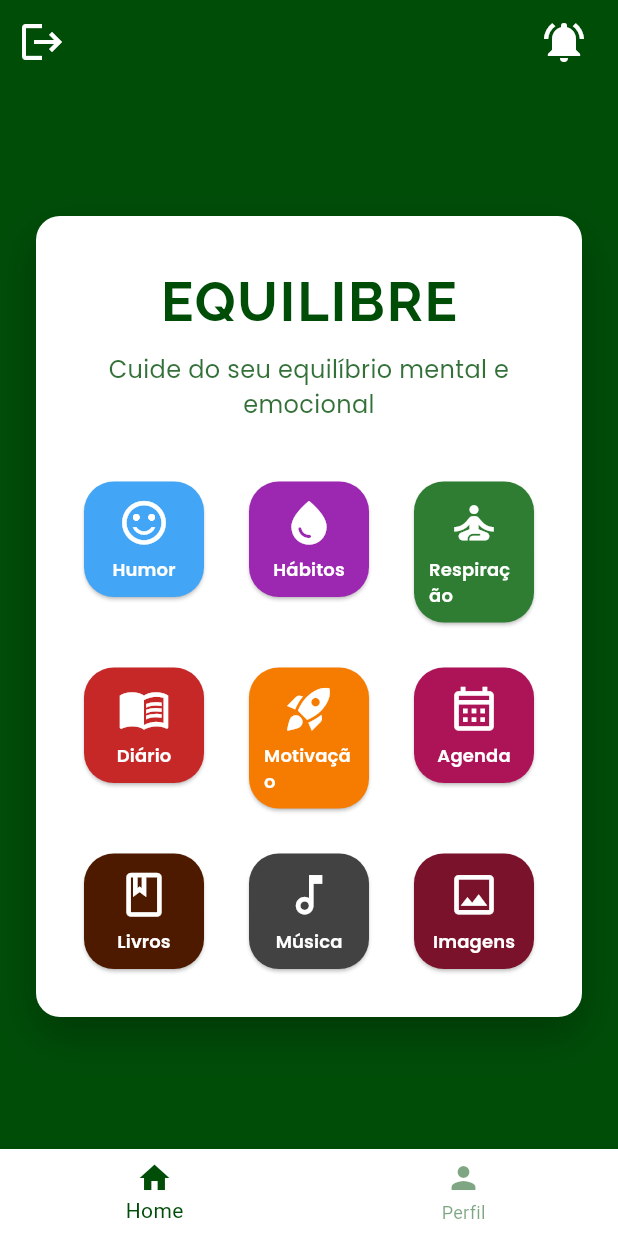
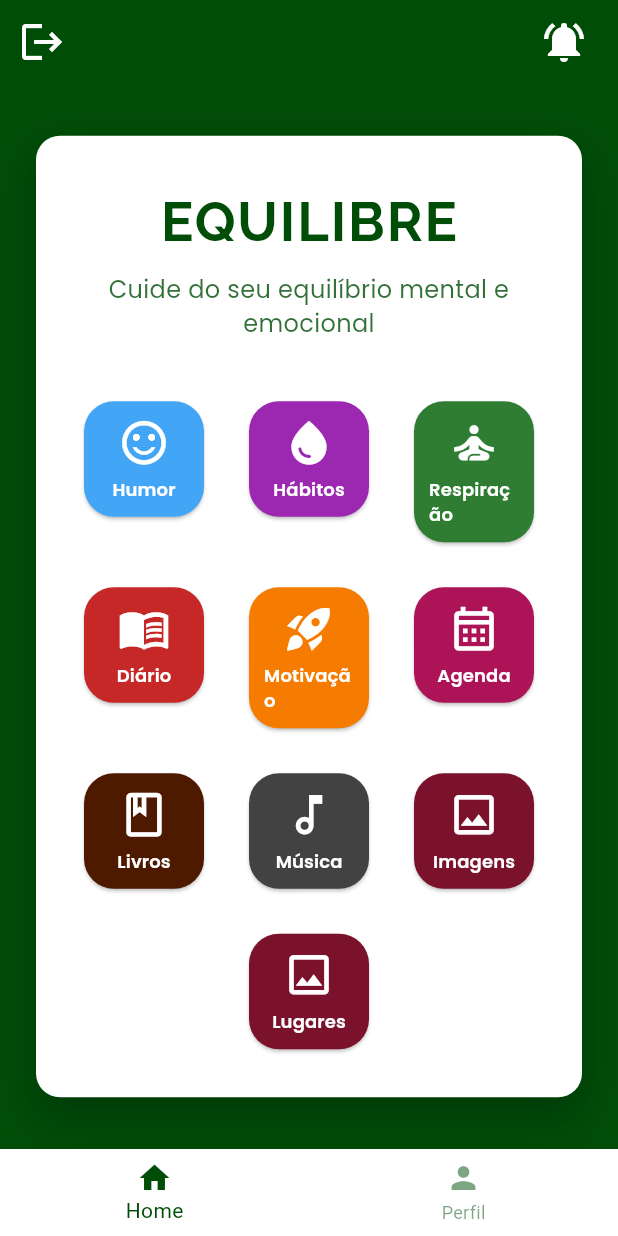
Before and after one commit to LarissaMaria8715/prmoapp, a Flutter app: the HomePage screen opened directly, on a phone screen of 412 x 824 dp. Run offline on Flutter 3.47's test engine with Material 3 defaults, Android fonts, the phone set to English and light mode, and no system bars; our stand-ins replace dio, google_fonts, shared_preferences, sqflite; accounts and stored records are empty; network calls fail.

Commit message:
Versão de desenvolvimento 6.8

```diff
--- a/lib/pages/home_content_page.dart
+++ b/lib/pages/home_content_page.dart
@@ -97,6 +97,9 @@ class HomeContent extends StatelessWidget {
       _actionButton(Icons.image_outlined, 'Imagens', AppColors.darkWine1, () {
         Navigator.push(context, MaterialPageRoute(builder: (_) => CalmaPage()));
       }),
+      _actionButton(Icons.image_outlined, 'Lugares', AppColors.darkWine1, () {
+        Navigator.push(context, MaterialPageRoute(builder: (_) => CalmaPage()));
+      }),
     ];
 
     return LayoutBuilder(
--- a/lib/utils/colors.dart
+++ b/lib/utils/colors.dart
@@ -4,19 +4,7 @@ class AppColors {
   static const white = Color(0xFFFFFFFF);
   static const black = Color(0xFF000000);
 
-  // AZUL CLARO
-  static const lightBlue1 = Color(0xFFE1F5FE);
-  static const lightBlue2 = Color(0xFFB3E5FC);
-  static const lightBlue3 = Color(0xFF81D4FA);
-  static const lightBlue4 = Color(0xFF4FC3F7);
-  static const blue = Color(0xFF03A9F4);
-  static const darkBlue1 = Color(0xFF039BE5);
-  static const darkBlue2 = Color(0xFF0288D1);
-  static const darkBlue3 = Color(0xFF0277BD);
-  static const darkBlue4 = Color(0xFF01579B);
-  static const darkBlue5 = Color(0xFF003157);
-
-  // ROSA
+  // ROSA (LUGARES)
   static const lightPink1 = Color(0xFFF8BBD0);
   static const lightPink2 = Color(0xFFF48FB1);
   static const lightPink3 = Color(0xFFF06292);
@@ -28,17 +16,64 @@ class AppColors {
   static const darkPink4 = Color(0xFF880E4F);
   static const darkPink5 = Color(0xFF54002D);
 
-  // VINHO -
+
+// HOSPITAIS - AZUL TURQUESA
+  static const lightTurquoise1 = Color(0xFFE0F7FA);
+  static const lightTurquoise2 = Color(0xFFB2EBF2);
+  static const lightTurquoise3 = Color(0xFF80DEEA);
+  static const lightTurquoise4 = Color(0xFF4DD0E1);
+  static const turquoise        = Color(0xFF00BCD4);
+  static const darkTurquoise1   = Color(0xFF00ACC1);
+  static const darkTurquoise2   = Color(0xFF0097A7);
+  static const darkTurquoise3   = Color(0xFF00838F);
+  static const darkTurquoise4   = Color(0xFF006064);
+
+
+  // PARQUES - VERDE FOLHA
+  static const lightLeaf1 = Color(0xFFE8F5E9);
+  static const lightLeaf2 = Color(0xFFC8E6C9);
+  static const lightLeaf3 = Color(0xFFA5D6A7);
+  static const lightLeaf4 = Color(0xFF81C784);
+  static const leaf        = Color(0xFF4CAF50);
+  static const darkLeaf1   = Color(0xFF43A047);
+  static const darkLeaf2   = Color(0xFF388E3C);
+  static const darkLeaf3   = Color(0xFF2E7D32);
+  static const darkLeaf4   = Color(0xFF1B5E20);
+
+
+  // RESTAURANTES - LARANJA AVERMELHADO
+  static const lightCoral1 = Color(0xFFFFF3E0);
+  static const lightCoral2 = Color(0xFFFFE0B2);
+  static const lightCoral3 = Color(0xFFFFCC80);
+  static const lightCoral4 = Color(0xFFFFB74D);
+  static const coral       = Color(0xFFFF7043);
+  static const darkCoral1  = Color(0xFFFB8C00);
+  static const darkCoral2  = Color(0xFFF57C00);
+  static const darkCoral3  = Color(0xFFEF6C00);
+  static const darkCoral4  = Color(0xFFE65100);
+
+
+  /// REDES DE APOIO - LAVANDA ROSADO
+  static const lightLavender1 = Color(0xFFF8F4FC);
+  static const lightLavender2 = Color(0xFFEEDCF9);
+  static const lightLavender3 = Color(0xFFDAB6F2);
+  static const lightLavender4 = Color(0xFFC48AE8);
+  static const lavender       = Color(0xFFAB47BC);
+  static const darkLavender1  = Color(0xFF9B3CAB);
+  static const darkLavender2  = Color(0xFF843096);
+  static const darkLavender3  = Color(0xFF6A257D);
+  static const darkLavender4  = Color(0xFF4A155A);
+
+
+  // VINHO - (IMAGEM PAGE)
   static const lightWine0 = Color(0xFFFCF7F8);
   static const lightWine1 = Color(0xFFF8E6E8);
   static const lightWine2 = Color(0xFFE9BFC4);
   static const lightWine3 = Color(0xFFD9949C);
   static const lightWine4 = Color(0xFFC86A74);
-  static const wine       = Color(0xFF8B1430); // tom principal vinho
+  static const wine       = Color(0xFF8B1430);
   static const darkWine1  = Color(0xFF7A122B);
   static const darkWine2  = Color(0xFF661026);
-
-
 
 
   // AZUL ESCURO (HUMOR-PAGE)
@@ -52,6 +87,16 @@ class AppColors {
   static const darkBlueDark3 = Color(0xFF1565C0);
   static const darkBlueDark4 = Color(0xFF0D47A1);
   static const darkBlueDark5 = Color(0xFF002E74);
+  static const lightBlue1 = Color(0xFFE1F5FE);
+  static const lightBlue2 = Color(0xFFB3E5FC);
+  static const lightBlue3 = Color(0xFF81D4FA);
+  static const lightBlue4 = Color(0xFF4FC3F7);
+  static const blue = Color(0xFF03A9F4);
+  static const darkBlue1 = Color(0xFF039BE5);
+  static const darkBlue2 = Color(0xFF0288D1);
+  static const darkBlue3 = Color(0xFF0277BD);
+  static const darkBlue4 = Color(0xFF01579B);
+  static const darkBlue5 = Color(0xFF003157);
 
   // VERMELHO (DIÁRIO-PAGE)
   static const lightRed1 = Color(0xFFFAEEEF);
@@ -149,11 +194,11 @@ class AppColors {
   static const darkBordeaux4 = Color(0xFF880E4F);
 
   // TERRACOTA (PERFIL-PAGE)
-  static const lightTerracotta1 = Color(0xFFFBE9E7);   // Fundo pêssego
+  static const lightTerracotta1 = Color(0xFFFBE9E7);
   static const lightTerracotta2 = Color(0xFFFFCCBC);
-  static const lightTerracotta3 = Color(0xFF8F6054);   // Terracota suave
-  static const terracotta = Color(0xFFDD6E42);         // Tom principal
-  static const darkTerracotta1 = Color(0xFFBF4A19);    // Forte
-  static const darkTerracotta2 = Color(0xFF873100);    // Profundo
+  static const lightTerracotta3 = Color(0xFF8F6054);
+  static const terracotta = Color(0xFFDD6E42);
+  static const darkTerracotta1 = Color(0xFFBF4A19);
+  static const darkTerracotta2 = Color(0xFF873100);
   static const darkTerracotta3 = Color(0xFF4D1A00);
 }
```
